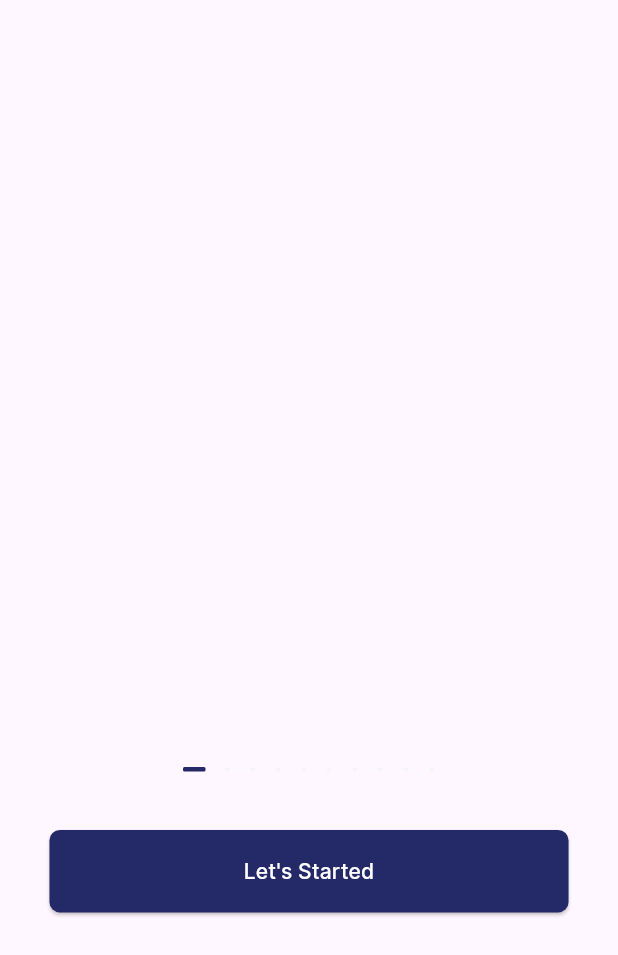
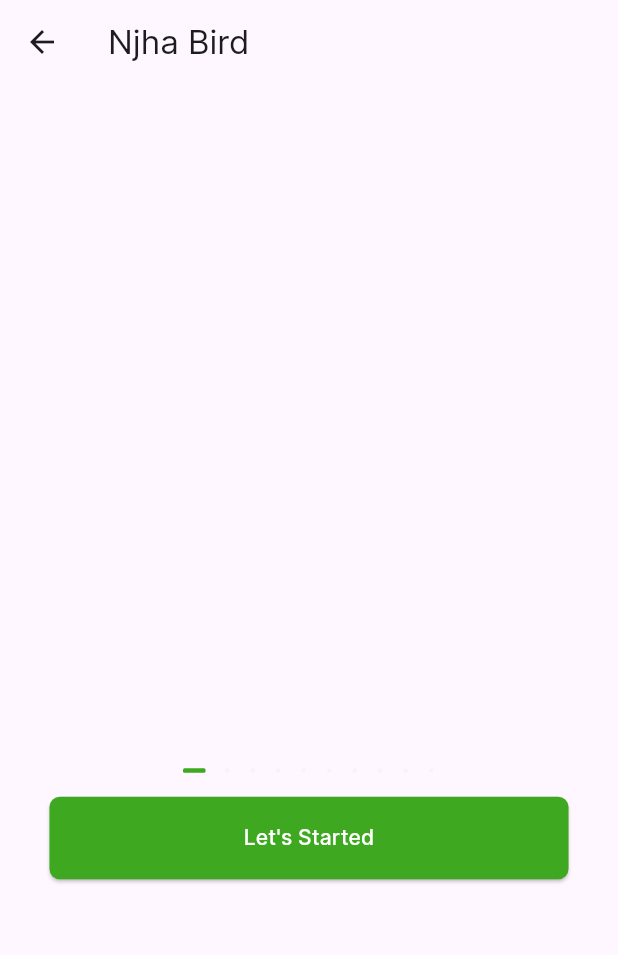
Before and after one commit to nsthien2109/nsthien_datn_deeplearning, a Flutter app: the HomeScreen screen opened by its route, on a phone screen of 412 x 824 dp. Shown: the top 955 px of the screen. Run offline on Flutter 3.47's test engine with Material 3 defaults, Android fonts, the phone set to English and light mode, and no system bars; drawn by our look-alikes of carousel_slider, dots_indicator; our stand-ins replace cached_network_image, device_preview, iconsax, image_picker, lottie, shared_preferences; accounts and stored records are empty; network calls fail; project files that could hold a hidden picture were left out.

Commit message:
update code

```diff
--- a/flutter_app/lib/app/screens/auth/login_screen.dart
+++ b/flutter_app/lib/app/screens/auth/login_screen.dart
@@ -13,6 +13,7 @@ class LoginScreen extends StatelessWidget {
   @override
   Widget build(BuildContext context) {
     return Scaffold(
+        resizeToAvoidBottomInset: false,
         body: Stack(
       children: [
         Container(
--- a/flutter_app/lib/app/screens/home/home.dart
+++ b/flutter_app/lib/app/screens/home/home.dart
@@ -12,14 +12,16 @@ class HomeScreen extends StatelessWidget {
   @override
   Widget build(BuildContext context) {
     return Scaffold(
+      appBar: AppBar(
+        title: const Text("Njha Bird"),
+      ),
         body: SafeArea(
             child: ListView(
       children: [
         Padding(
             padding: EdgeInsets.only(top: sizePersen(context, 4)),
             child: const HomeCarousel()),
-        Padding(
-          padding: EdgeInsets.only(top: sizePersen(context, 1)),
+        SizedBox(
           child: DotsIndicator(
             mainAxisAlignment: MainAxisAlignment.center,
             dotsCount: 10,
@@ -35,7 +37,7 @@ class HomeScreen extends StatelessWidget {
           ),
         ),
         Padding(
-          padding: EdgeInsets.all(sizePersen(context, 8)),
+          padding: EdgeInsets.only( left:sizePersen(context, 8), right: sizePersen(context, 8), top: 10),
           child: Center(
               child: ElevatedButton(
                   style: ElevatedButton.styleFrom(
@@ -49,7 +51,7 @@ class HomeScreen extends StatelessWidget {
                       context: context,
                       builder: (BuildContext context) =>
                           const ChooseImageOptions()))),
-        )
+        ),
       ],
     )));
   }
--- a/flutter_app/lib/app/screens/layout.dart
+++ b/flutter_app/lib/app/screens/layout.dart
@@ -33,12 +33,6 @@ class Layout extends StatelessWidget {
                 : const LoginRequiredPage(),
           ],
         ),
-        floatingActionButton: FloatingActionButton(
-          onPressed: () => showModalBottomSheet(
-              context: context,
-              builder: (BuildContext context) => const ChooseImageOptions()),
-          child: const Icon(Iconsax.scan),
-        ),
         bottomNavigationBar: NavBar(
             currentTab: layoutState.currentTab,
             onChangeTab: (value) => layoutState.onChangeTab(value)),
--- a/flutter_app/lib/app/shared/utils/theme.dart
+++ b/flutter_app/lib/app/shared/utils/theme.dart
@@ -1,7 +1,7 @@
 import 'package:flutter/material.dart';
 
 class AppColors {
-  static const primaryColor = Color(0xFF242A68);
+  static const primaryColor = Color(0xFF3FA821);
   static const whiteColor = Color(0xFFFFFFFF);
   static const redLight = Color(0xFFFF7272);
   static const greenLight = Color(0xFF13B58C);
```
Also changed, not shown: flutter_app/lib/app/screens/home/widgets/home_carousel.dart (+15 -9 lines), flutter_app/pubspec.lock.
